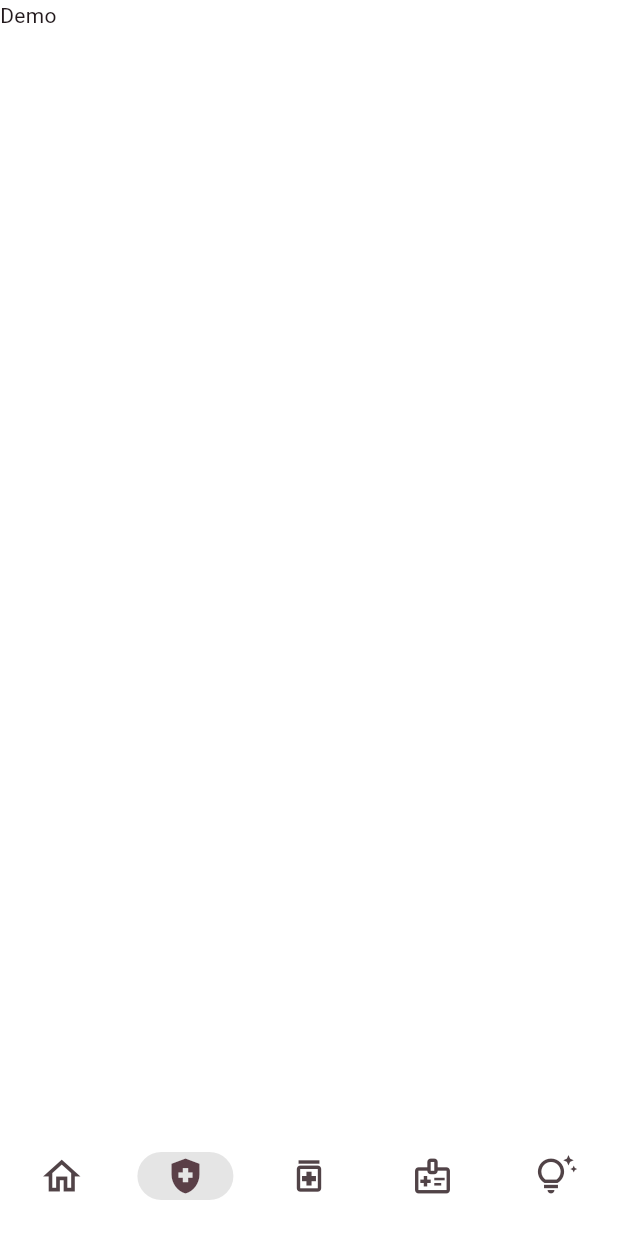
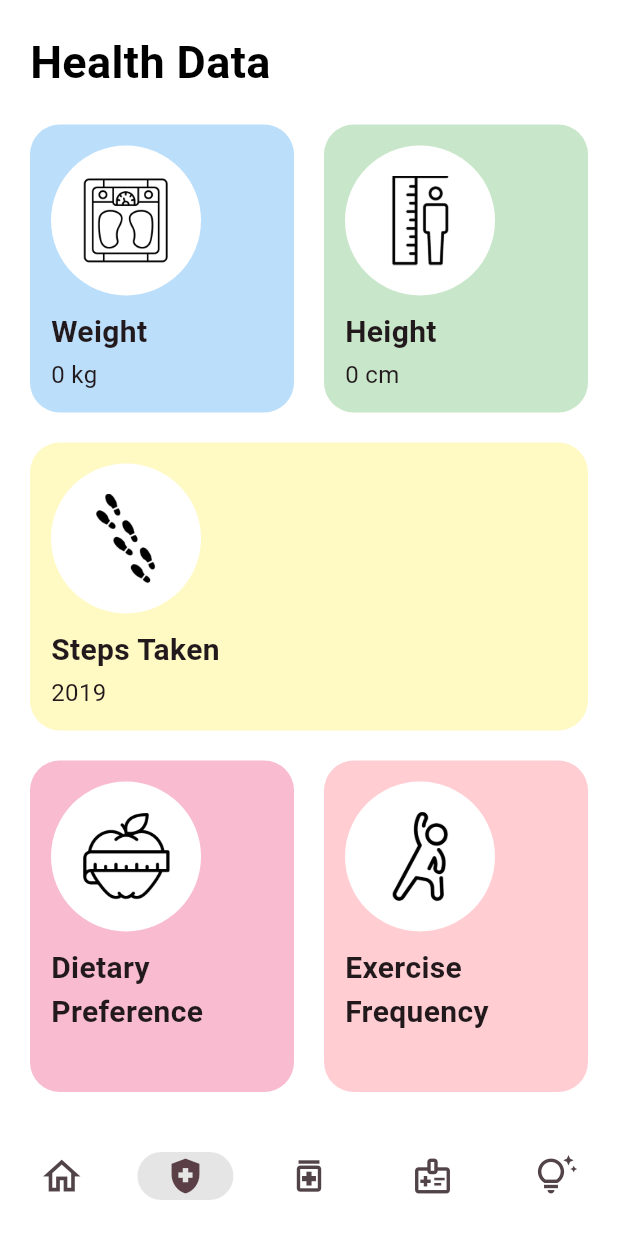
Before and after one commit to Medlia/healtech-secondary, a Flutter app: the Navigation screen opened by its route, item 2 of the bottom bar chosen, on a phone screen of 412 x 824 dp. Run offline on Flutter 3.47's test engine with Material 3 defaults, Android fonts, the light colour scheme and no system bars; our stand-ins replace cloud_firestore, firebase_auth, firebase_core, font_awesome_flutter, get, google_sign_in and 2 more; accounts and stored records are empty.

Commit message:
Done with health data screen

```diff
--- /dev/null
+++ b/lib/pages/health data/health_data.dart
@@ -0,0 +1,158 @@
+import 'package:flutter/material.dart';
+import 'package:get/get.dart';
+import 'package:healtech/controllers/details/details_controller.dart';
+import 'package:healtech/controllers/home/home_controller.dart';
+import 'package:healtech/models/user_details.dart';
+
+class HealthData extends StatefulWidget {
+  const HealthData({super.key});
+
+  @override
+  State<HealthData> createState() => _HealthDataState();
+}
+
+class _HealthDataState extends State<HealthData> {
+  UserDetails userDetails = Get.put(HomeController()).userDetails.value!;
+  final controller = Get.put(DetailsController());
+
+  @override
+  Widget build(BuildContext context) {
+    return Scaffold(
+      body: SafeArea(
+        child: Padding(
+          padding: const EdgeInsets.all(20.0),
+          child: Column(
+            crossAxisAlignment: CrossAxisAlignment.start,
+            children: [
+              const Text(
+                "Health Data",
+                style: TextStyle(
+                  fontSize: 30.0,
+                  fontWeight: FontWeight.w600,
+                  color: Colors.black,
+                ),
+              ),
+              const SizedBox(height: 20.0),
+              Row(
+                children: [
+                  Expanded(
+                    child: HealthDataContainer(
+                      color: Colors.blue.shade100,
+                      image: 'assets/weighing-scale.png',
+                      title: "Weight",
+                      value: "${userDetails.weight.round().toString()}"
+                          " ${controller.selectedWeightMetric}",
+                    ),
+                  ),
+                  const SizedBox(width: 20.0),
+                  Expanded(
+                    child: HealthDataContainer(
+                      color: Colors.green.shade100,
+                      image: 'assets/height-scale.png',
+                      title: "Height",
+                      value: "${userDetails.height.round().toString()}"
+                          " ${controller.selectedHeightMetric}",
+                    ),
+                  ),
+                ],
+              ),
+              const SizedBox(height: 20.0),
+              Row(
+                children: [
+                  Expanded(
+                    child: HealthDataContainer(
+                      color: Colors.yellow.shade100,
+                      image: 'assets/steps.png',
+                      title: "Steps Taken",
+                      value: '2019',
+                    ),
+                  ),
+                ],
+              ),
+              const SizedBox(height: 20.0),
+              Row(
+                children: [
+                  Expanded(
+                    child: HealthDataContainer(
+                      color: Colors.pink.shade100,
+                      image: 'assets/diet.png',
+                      title: "Dietary Preference",
+                      value: userDetails.dietaryPreferences,
+                    ),
+                  ),
+                  const SizedBox(width: 20.0),
+                  Expanded(
+                    child: HealthDataContainer(
+                      color: Colors.red.shade100,
+                      image: 'assets/exercise.png',
+                      title: "Exercise Frequency",
+                      value: userDetails.exerciseFrequency,
+                    ),
+                  ),
+                ],
+              ),
+            ],
+          ),
+        ),
+      ),
+    );
+  }
+}
+
+class HealthDataContainer extends StatelessWidget {
+  const HealthDataContainer({
+    super.key,
+    required this.color,
+    required this.image,
+    required this.title,
+    required this.value,
+  });
+
+  final Color color;
+  final String image;
+  final String title;
+  final String value;
+
+  @override
+  Widget build(BuildContext context) {
+    return Container(
+      padding: const EdgeInsets.fromLTRB(14.0, 14.0, 0.0, 14.0),
+      decoration: BoxDecoration(
+        color: color,
+        borderRadius: BorderRadius.circular(20.0),
+      ),
+      child: Column(
+        crossAxisAlignment: CrossAxisAlignment.start,
+        children: [
+          Container(
+            padding: const EdgeInsets.all(20.0),
+            decoration: const BoxDecoration(
+              shape: BoxShape.circle,
+              color: Colors.white,
+            ),
+            child: Image.asset(
+              image,
+              height: 60.0,
+              width: 60.0,
+            ),
+          ),
+          const SizedBox(height: 10.0),
+          Text(
+            title,
+            style: const TextStyle(
+              fontSize: 20.0,
+              fontWeight: FontWeight.w600,
+            ),
+          ),
+          const SizedBox(height: 2.0),
+          Text(
+            value,
+            style: const TextStyle(
+              fontSize: 16.0,
+            ),
+          ),
+        ],
+      ),
+    );
+  }
+}
--- a/lib/pages/medicine/medicine.dart
+++ b/lib/pages/medicine/medicine.dart
@@ -15,7 +15,19 @@ class _MedicineState extends State<Medicine> {
         child: Padding(
           padding: const EdgeInsets.all(20.0),
           child: Column(
-            children: [],
+            crossAxisAlignment: CrossAxisAlignment.start,
+            children: [
+              const Text(
+                "Medicine",
+                style: TextStyle(
+                  fontSize: 30.0,
+                  fontWeight: FontWeight.w600,
+                  color: Colors.black,
+                ),
+              ),
+              const SizedBox(height: 20.0),
+
+            ],
           ),
         ),
       ),
--- a/lib/pages/navigation/navigation.dart
+++ b/lib/pages/navigation/navigation.dart
@@ -1,4 +1,5 @@
 import 'package:flutter/material.dart';
+import 'package:healtech/pages/health%20data/health_data.dart';
 import 'package:healtech/pages/home/home.dart';
 import 'package:healtech/pages/medicine/medicine.dart';
 
@@ -13,7 +14,7 @@ class _NavigationState extends State<Navigation> {
   int selectedIndex = 0;
   final List<Widget> widgetOptions = <Widget>[
     const Home(),
-    const Text("Demo"),
+    const HealthData(),
     const Medicine(),
     const Text("Demo"),
     const Text("Demo"),
```
Also changed, not shown: assets/diet.png (added), assets/exercise.png (added), assets/height-scale.png (added), assets/steps.png (added), assets/weighing-scale.png (added).
